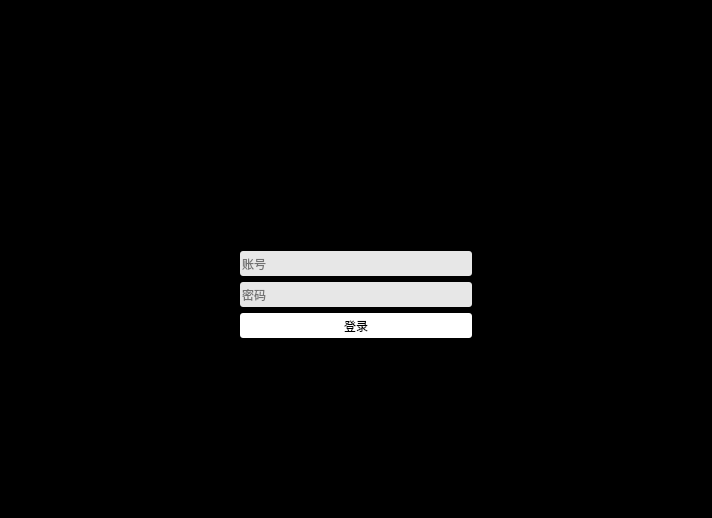
The window that src/ui/ui.ui (sunplix/Samsara) describes before a commit, drawn with Qt 5.
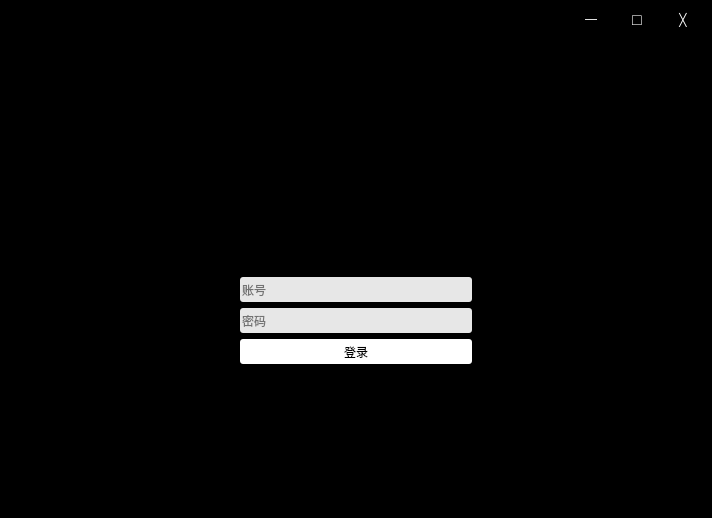
The same window after the commit. Icons and pictures are not drawn.

Diff of the .ui file:
```diff
--- a/src/ui/ui.ui
+++ b/src/ui/ui.ui
@@ -21,10 +21,10 @@
     <string notr="true">background-color: rgb(0, 0, 0);</string>
    </property>
    <layout class="QGridLayout" name="gridLayout">
-    <item row="3" column="0">
-     <layout class="QHBoxLayout" name="horizontalLayout_4">
+    <item row="0" column="0">
+     <layout class="QHBoxLayout" name="horizontalLayout_3">
       <item>
-       <spacer name="horizontalSpacer">
+       <spacer name="horizontalSpacer_7">
         <property name="orientation">
          <enum>Qt::Horizontal</enum>
         </property>
@@ -37,38 +37,144 @@
        </spacer>
       </item>
       <item>
-       <widget class="QLineEdit" name="username_lineEdit">
+       <widget class="QPushButton" name="minimize_pushButton">
         <property name="minimumSize">
          <size>
-          <width>0</width>
-          <height>25</height>
+          <width>40</width>
+          <height>20</height>
          </size>
         </property>
+        <property name="maximumSize">
+         <size>
+          <width>40</width>
+          <height>20</height>
+         </size>
+        </property>
         <property name="styleSheet">
-         <string notr="true">background-color: rgb(231, 231, 231);
-border-radius: 3px;</string>
+         <string notr="true">QPushButton {
+border-radius:0px;
+background-color: black;
+color: white;}
+QPushButton:hover {
+border-radius:0px;
+background-color: red;}</string>
         </property>
-        <property name="placeholderText">
-         <string>账号</string>
+        <property name="text">
+         <string>—</string>
         </property>
        </widget>
       </item>
       <item>
-       <spacer name="horizontalSpacer_3">
-        <property name="orientation">
-         <enum>Qt::Horizontal</enum>
+       <widget class="QPushButton" name="maximize_pushButton">
+        <property name="minimumSize">
+         <size>
+          <width>40</width>
+          <height>20</height>
+         </size>
         </property>
-        <property name="sizeHint" stdset="0">
+        <property name="maximumSize">
          <size>
           <width>40</width>
           <height>20</height>
          </size>
         </property>
-       </spacer>
+        <property name="font">
+         <font>
+          <pointsize>12</pointsize>
+         </font>
+        </property>
+        <property name="styleSheet">
+         <string notr="true">QPushButton {
+border-radius:0px;
+background-color: black;
+color: white;}
+QPushButton:hover {
+border-radius:0px;
+background-color: red;}</string>
+        </property>
+        <property name="text">
+         <string>□</string>
+        </property>
+       </widget>
+      </item>
+      <item>
+       <widget class="QPushButton" name="exit_pushButton">
+        <property name="minimumSize">
+         <size>
+          <width>40</width>
+          <height>20</height>
+         </size>
+        </property>
+        <property name="maximumSize">
+         <size>
+          <width>40</width>
+          <height>20</height>
+         </size>
+        </property>
+        <property name="font">
+         <font>
+          <pointsize>9</pointsize>
+         </font>
+        </property>
+        <property name="styleSheet">
+         <string notr="true">QPushButton {
+border-radius:0px;
+background-color: black;
+color: white;}
+QPushButton:hover {
+border-radius:0px;
+background-color: red;}</string>
+        </property>
+        <property name="text">
+         <string>╳</string>
+        </property>
+       </widget>
       </item>
      </layout>
     </item>
+    <item row="1" column="0">
+     <spacer name="verticalSpacer_2">
+      <property name="orientation">
+       <enum>Qt::Vertical</enum>
+      </property>
+      <property name="sizeType">
+       <enum>QSizePolicy::Minimum</enum>
+      </property>
+      <property name="sizeHint" stdset="0">
+       <size>
+        <width>20</width>
+        <height>40</height>
+       </size>
+      </property>
+     </spacer>
+    </item>
     <item row="2" column="0">
+     <layout class="QHBoxLayout" name="horizontalLayout_8">
+      <item>
+       <widget class="QLabel" name="icon">
+        <property name="minimumSize">
+         <size>
+          <width>100</width>
+          <height>100</height>
+         </size>
+        </property>
+        <property name="maximumSize">
+         <size>
+          <width>100</width>
+          <height>100</height>
+         </size>
+        </property>
+        <property name="text">
+         <string/>
+        </property>
+        <property name="pixmap">
+         <pixmap resource="../images/images.qrc">:/icon/icon.png</pixmap>
+        </property>
+       </widget>
+      </item>
+     </layout>
+    </item>
+    <item row="3" column="0">
      <layout class="QHBoxLayout" name="horizontalLayout_2">
       <item>
        <widget class="QLabel" name="logo_label">
@@ -97,7 +203,104 @@
       </item>
      </layout>
     </item>
+    <item row="4" column="0">
+     <layout class="QHBoxLayout" name="horizontalLayout_4">
+      <item>
+       <spacer name="horizontalSpacer">
+        <property name="orientation">
+         <enum>Qt::Horizontal</enum>
+        </property>
+        <property name="sizeHint" stdset="0">
+         <size>
+          <width>40</width>
+          <height>20</height>
+         </size>
+        </property>
+       </spacer>
+      </item>
+      <item>
+       <widget class="QLineEdit" name="username_lineEdit">
+        <property name="minimumSize">
+         <size>
+          <width>0</width>
+          <height>25</height>
+         </size>
+        </property>
+        <property name="styleSheet">
+         <string notr="true">background-color: rgb(231, 231, 231);
+border-radius: 3px;</string>
+        </property>
+        <property name="placeholderText">
+         <string>账号</string>
+        </property>
+       </widget>
+      </item>
+      <item>
+       <spacer name="horizontalSpacer_3">
+        <property name="orientation">
+         <enum>Qt::Horizontal</enum>
+        </property>
+        <property name="sizeHint" stdset="0">
+         <size>
+          <width>40</width>
+          <height>20</height>
+         </size>
+        </property>
+       </spacer>
+      </item>
+     </layout>
+    </item>
     <item row="5" column="0">
+     <layout class="QHBoxLayout" name="horizontalLayout">
+      <item>
+       <spacer name="horizontalSpacer_2">
+        <property name="orientation">
+         <enum>Qt::Horizontal</enum>
+        </property>
+        <property name="sizeHint" stdset="0">
+         <size>
+          <width>40</width>
+          <height>20</height>
+         </size>
+        </property>
+       </spacer>
+      </item>
+      <item>
+       <widget class="QLineEdit" name="password_lineEdit">
+        <property name="minimumSize">
+         <size>
+          <width>0</width>
+          <height>25</height>
+         </size>
+        </property>
+        <property name="styleSheet">
+         <string notr="true">background-color: rgb(231, 231, 231);
+border-radius:3px;</string>
+        </property>
+        <property name="echoMode">
+         <enum>QLineEdit::Password</enum>
+        </property>
+        <property name="placeholderText">
+         <string>密码</string>
+        </property>
+       </widget>
+      </item>
+      <item>
+       <spacer name="horizontalSpacer_4">
+        <property name="orientation">
+         <enum>Qt::Horizontal</enum>
+        </property>
+        <property name="sizeHint" stdset="0">
+         <size>
+          <width>40</width>
+          <height>20</height>
+         </size>
+        </property>
+       </spacer>
+      </item>
+     </layout>
+    </item>
+    <item row="6" column="0">
      <layout class="QHBoxLayout" name="horizontalLayout_5">
       <item>
        <spacer name="horizontalSpacer_5">
@@ -158,99 +361,7 @@
       </item>
      </layout>
     </item>
-    <item row="1" column="0">
-     <layout class="QHBoxLayout" name="horizontalLayout_8">
-      <item>
-       <widget class="QLabel" name="icon">
-        <property name="minimumSize">
-         <size>
-          <width>100</width>
-          <height>100</height>
-         </size>
-        </property>
-        <property name="maximumSize">
-         <size>
-          <width>100</width>
-          <height>100</height>
-         </size>
-        </property>
-        <property name="text">
-         <string/>
-        </property>
-        <property name="pixmap">
-         <pixmap resource="../images/images.qrc">:/icon/icon.png</pixmap>
-        </property>
-       </widget>
-      </item>
-     </layout>
-    </item>
-    <item row="0" column="0">
-     <spacer name="verticalSpacer_2">
-      <property name="orientation">
-       <enum>Qt::Vertical</enum>
-      </property>
-      <property name="sizeType">
-       <enum>QSizePolicy::Minimum</enum>
-      </property>
-      <property name="sizeHint" stdset="0">
-       <size>
-        <width>20</width>
-        <height>40</height>
-       </size>
-      </property>
-     </spacer>
-    </item>
-    <item row="4" column="0">
-     <layout class="QHBoxLayout" name="horizontalLayout">
-      <item>
-       <spacer name="horizontalSpacer_2">
-        <property name="orientation">
-         <enum>Qt::Horizontal</enum>
-        </property>
-        <property name="sizeHint" stdset="0">
-         <size>
-          <width>40</width>
-          <height>20</height>
-         </size>
-        </property>
-       </spacer>
-      </item>
-      <item>
-       <widget class="QLineEdit" name="password_lineEdit">
-        <property name="minimumSize">
-         <size>
-          <width>0</width>
-          <height>25</height>
-         </size>
-        </property>
-        <property name="styleSheet">
-         <string notr="true">background-color: rgb(231, 231, 231);
-border-radius:3px;</string>
-        </property>
-        <property name="echoMode">
-         <enum>QLineEdit::Password</enum>
-        </property>
-        <property name="placeholderText">
-         <string>密码</string>
-        </property>
-       </widget>
-      </item>
-      <item>
-       <spacer name="horizontalSpacer_4">
-        <property name="orientation">
-         <enum>Qt::Horizontal</enum>
-        </property>
-        <property name="sizeHint" stdset="0">
-         <size>
-          <width>40</width>
-          <height>20</height>
-         </size>
-        </property>
-       </spacer>
-      </item>
-     </layout>
-    </item>
-    <item row="6" column="0">
+    <item row="7" column="0">
      <spacer name="verticalSpacer">
       <property name="orientation">
        <enum>Qt::Vertical</enum>
```
Left out of the diff: 5 changed lines with no effect on the pictures.
